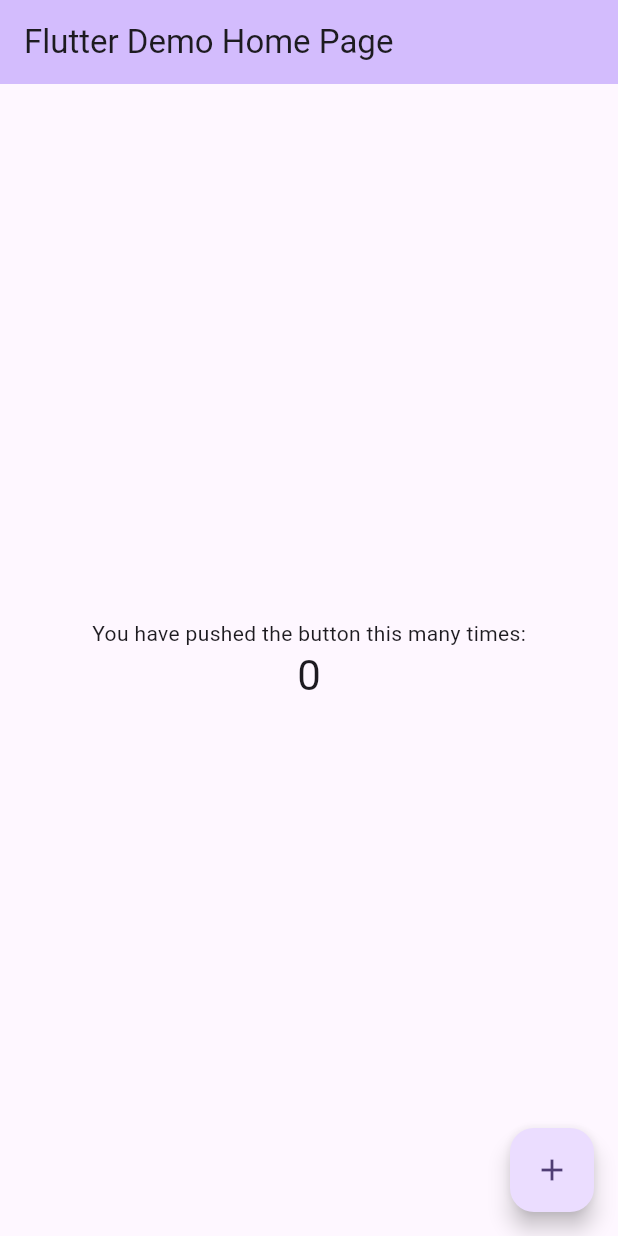
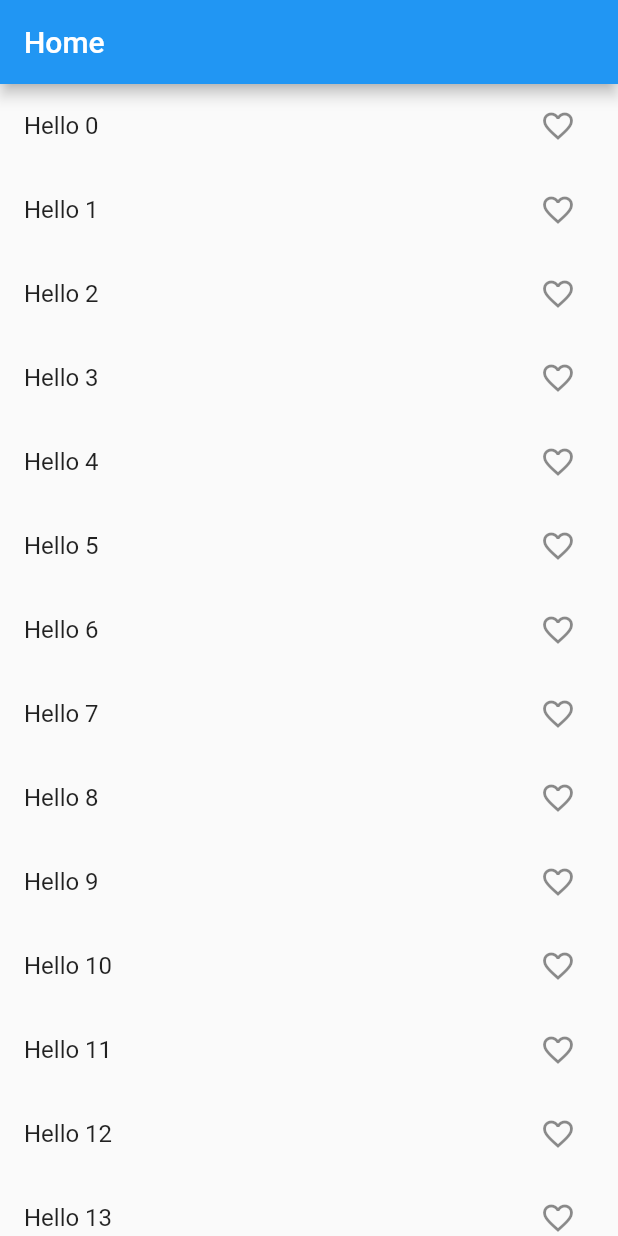
Before and after one commit to RB105/Likes, a Flutter app: the screen it shows after launch, on a phone screen of 412 x 824 dp. Run offline on Flutter 3.47's test engine with Material 2 defaults, Android fonts, the light colour scheme and no system bars.

Commit message:
like/dislike method added

```diff
--- a/lib/main.dart
+++ b/lib/main.dart
@@ -1,125 +1,18 @@
 import 'package:flutter/material.dart';
+import 'package:likes/view/home_page.dart';
 
-void main() {
+void main(List<String> args) {
   runApp(const MyApp());
 }
 
 class MyApp extends StatelessWidget {
   const MyApp({super.key});
 
-  // This widget is the root of your application.
   @override
   Widget build(BuildContext context) {
-    return MaterialApp(
-      title: 'Flutter Demo',
-      theme: ThemeData(
-        // This is the theme of your application.
-        //
-        // TRY THIS: Try running your application with "flutter run". You'll see
-        // the application has a blue toolbar. Then, without quitting the app,
-        // try changing the seedColor in the colorScheme below to Colors.green
-        // and then invoke "hot reload" (save your changes or press the "hot
-        // reload" button in a Flutter-supported IDE, or press "r" if you used
-        // the command line to start the app).
-        //
-        // Notice that the counter didn't reset back to zero; the application
-        // state is not lost during the reload. To reset the state, use hot
-        // restart instead.
-        //
-        // This works for code too, not just values: Most code changes can be
-        // tested with just a hot reload.
-        colorScheme: ColorScheme.fromSeed(seedColor: Colors.deepPurple),
-        useMaterial3: true,
-      ),
-      home: const MyHomePage(title: 'Flutter Demo Home Page'),
+    return const MaterialApp(
+      debugShowCheckedModeBanner: false,
+      home: HomePage(),
     );
   }
 }
-
-class MyHomePage extends StatefulWidget {
-  const MyHomePage({super.key, required this.title});
-
-  // This widget is the home page of your application. It is stateful, meaning
-  // that it has a State object (defined below) that contains fields that affect
-  // how it looks.
-
-  // This class is the configuration for the state. It holds the values (in this
-  // case the title) provided by the parent (in this case the App widget) and
-  // used by the build method of the State. Fields in a Widget subclass are
-  // always marked "final".
-
-  final String title;
-
-  @override
-  State<MyHomePage> createState() => _MyHomePageState();
-}
-
-class _MyHomePageState extends State<MyHomePage> {
-  int _counter = 0;
-
-  void _incrementCounter() {
-    setState(() {
-      // This call to setState tells the Flutter framework that something has
-      // changed in this State, which causes it to rerun the build method below
-      // so that the display can reflect the updated values. If we changed
-      // _counter without calling setState(), then the build method would not be
-      // called again, and so nothing would appear to happen.
-      _counter++;
-    });
-  }
-
-  @override
-  Widget build(BuildContext context) {
-    // This method is rerun every time setState is called, for instance as done
-    // by the _incrementCounter method above.
-    //
-    // The Flutter framework has been optimized to make rerunning build methods
-    // fast, so that you can just rebuild anything that needs updating rather
-    // than having to individually change instances of widgets.
-    return Scaffold(
-      appBar: AppBar(
-        // TRY THIS: Try changing the color here to a specific color (to
-        // Colors.amber, perhaps?) and trigger a hot reload to see the AppBar
-        // change color while the other colors stay the same.
-        backgroundColor: Theme.of(context).colorScheme.inversePrimary,
-        // Here we take the value from the MyHomePage object that was created by
-        // the App.build method, and use it to set our appbar title.
-        title: Text(widget.title),
-      ),
-      body: Center(
-        // Center is a layout widget. It takes a single child and positions it
-        // in the middle of the parent.
-        child: Column(
-          // Column is also a layout widget. It takes a list of children and
-          // arranges them vertically. By default, it sizes itself to fit its
-          // children horizontally, and tries to be as tall as its parent.
-          //
-          // Column has various properties to control how it sizes itself and
-          // how it positions its children. Here we use mainAxisAlignment to
-          // center the children vertically; the main axis here is the vertical
-          // axis because Columns are vertical (the cross axis would be
-          // horizontal).
-          //
-          // TRY THIS: Invoke "debug painting" (choose the "Toggle Debug Paint"
-          // action in the IDE, or press "p" in the console), to see the
-          // wireframe for each widget.
-          mainAxisAlignment: MainAxisAlignment.center,
-          children: <Widget>[
-            const Text(
-              'You have pushed the button this many times:',
-            ),
-            Text(
-              '$_counter',
-              style: Theme.of(context).textTheme.headlineMedium,
-            ),
-          ],
-        ),
-      ),
-      floatingActionButton: FloatingActionButton(
-        onPressed: _incrementCounter,
-        tooltip: 'Increment',
-        child: const Icon(Icons.add),
-      ), // This trailing comma makes auto-formatting nicer for build methods.
-    );
-  }
-}
--- /dev/null
+++ b/lib/view/home_page.dart
@@ -0,0 +1,58 @@
+import 'package:flutter/material.dart';
+
+class HomePage extends StatefulWidget {
+  const HomePage({super.key});
+
+  @override
+  State<HomePage> createState() => _HomePageState();
+}
+
+class _HomePageState extends State<HomePage> {
+  List<bool> likes = [];
+
+  @override
+  void initState() {
+    likes = List.generate(100, (index) => false);
+    super.initState();
+  }
+
+  @override
+  Widget build(BuildContext context) {
+    return Scaffold(
+      appBar: AppBar(
+        title: const Text("Home"),
+      ),
+      body: ListView.builder(
+        itemCount: likes.length,
+        itemBuilder: (context, index) {
+          return ListTile(
+            title: Text("Hello $index"),
+            trailing: likes[index]
+                ? IconButton(
+                    onPressed: () {
+                      favorite(index);
+                    },
+                    icon: const Icon(Icons.favorite))
+                : IconButton(
+                    onPressed: () {
+                     favorite(index);
+                    },
+                    icon: const Icon(Icons.favorite_border)),
+          );
+        },
+      ),
+    );
+  }
+
+  void favorite(int index) {
+    if (likes[index]) {
+      setState(() {
+        likes[index] = !likes[index];
+      });
+    } else {
+      setState(() {
+        likes[index] = !likes[index];
+      });
+    }
+  }
+}
```
